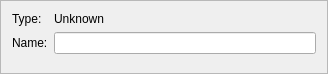
The window that ui/SwitchInspector.ui (dmzgroup/css) describes before a commit, drawn with Qt 5.
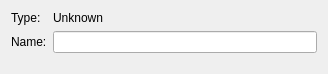
The same window after the commit.

```diff
--- a/ui/SwitchInspector.ui
+++ b/ui/SwitchInspector.ui
@@ -1,7 +1,7 @@
 <?xml version="1.0" encoding="UTF-8"?>
 <ui version="4.0">
  <class>Frame</class>
- <widget class="QFrame" name="Frame">
+ <widget class="QWidget" name="Frame">
   <property name="geometry">
    <rect>
     <x>0</x>
@@ -13,12 +13,6 @@
   <property name="windowTitle">
    <string>Switch Inspector</string>
   </property>
-  <property name="frameShape">
-   <enum>QFrame::StyledPanel</enum>
-  </property>
-  <property name="frameShadow">
-   <enum>QFrame::Raised</enum>
-  </property>
   <layout class="QFormLayout" name="formLayout">
    <item row="0" column="0">
     <widget class="QLabel" name="label_3">
```
